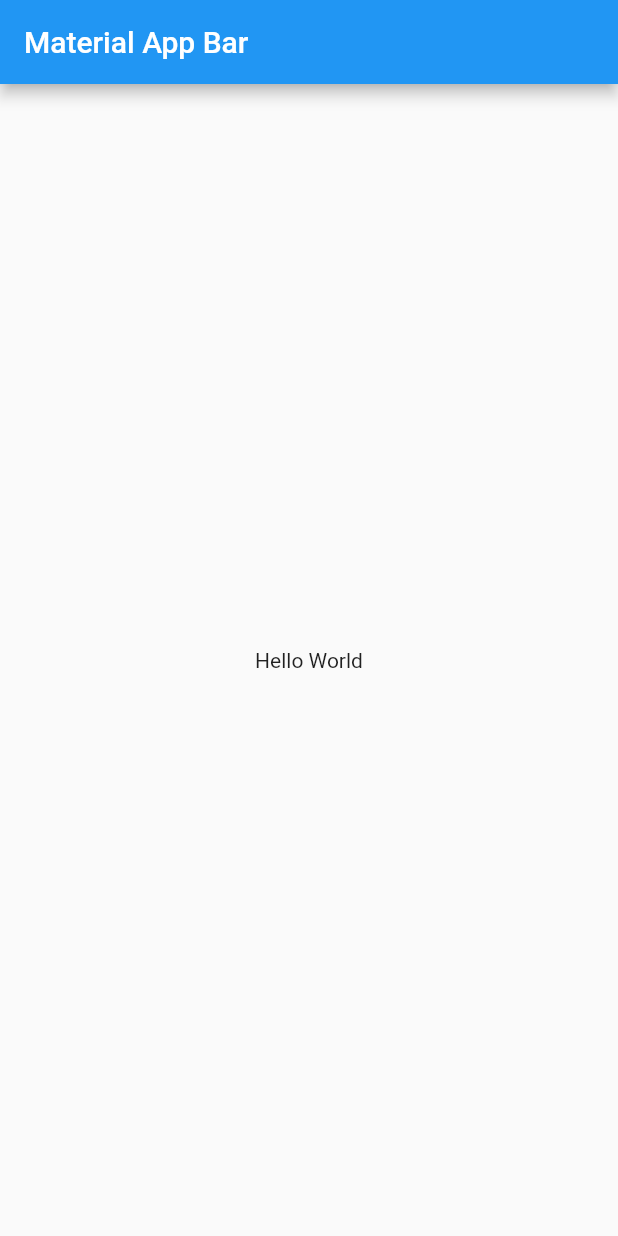
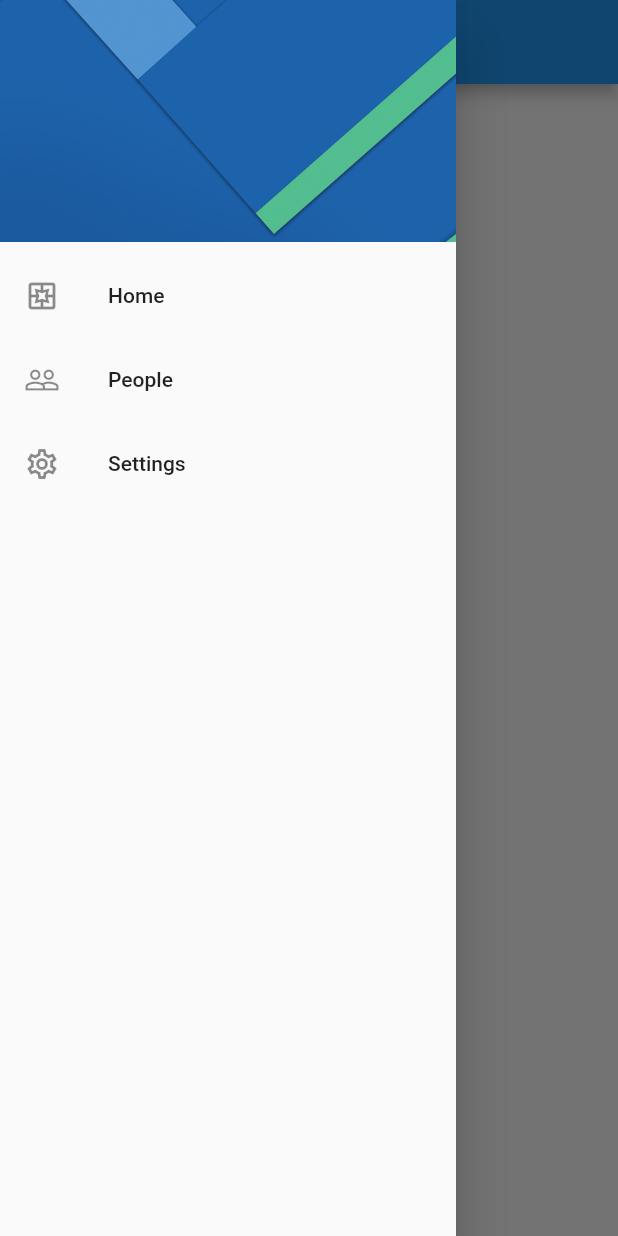
Before and after one commit to DonKames/flutter_local_storage_preferences_app, a Flutter app: the screen it shows after launch, with the side drawer open (before the commit the screen has no drawer), on a phone screen of 412 x 824 dp. Run offline on Flutter 3.47's test engine with Material 2 defaults, Android fonts, the phone set to English and light mode, and no system bars.

Commit message:
Curso Flutter 197

```diff
--- a/lib/main.dart
+++ b/lib/main.dart
@@ -1,4 +1,5 @@
 import 'package:flutter/material.dart';
+import 'package:flutter_local_storage_preferences_app/screens/screens.dart';
 
 void main() => runApp(const MyApp());
 
@@ -8,15 +9,13 @@
   @override
   Widget build(BuildContext context) {
     return MaterialApp(
+      debugShowCheckedModeBanner: false,
       title: 'Material App',
-      home: Scaffold(
-        appBar: AppBar(
-          title: const Text('Material App Bar'),
-        ),
-        body: const Center(
-          child: Text('Hello World'),
-        ),
-      ),
+      initialRoute: HomeScreen.routeName,
+      routes: {
+        HomeScreen.routeName: (context) => const HomeScreen(),
+        SettingsScreen.routeName: (context) => const SettingsScreen(),
+      },
     );
   }
 }
--- /dev/null
+++ b/lib/screens/home_screen.dart
@@ -0,0 +1,21 @@
+import 'package:flutter/material.dart';
+import 'package:flutter_local_storage_preferences_app/widgets/widgets.dart';
+
+class HomeScreen extends StatelessWidget {
+  static const String routeName = 'Home';
+
+  const HomeScreen({Key? key}) : super(key: key);
+
+  @override
+  Widget build(BuildContext context) {
+    return Scaffold(
+      appBar: AppBar(
+        title: const Text('Home'),
+      ),
+      drawer: const SideMenu(),
+      body: const Center(
+        child: Text('HomeScreen'),
+      ),
+    );
+  }
+}
--- /dev/null
+++ b/lib/screens/screens.dart
@@ -0,0 +1,2 @@
+export 'package:flutter_local_storage_preferences_app/screens/home_screen.dart';
+export 'package:flutter_local_storage_preferences_app/screens/settings_screen.dart';
--- /dev/null
+++ b/lib/screens/settings_screen.dart
@@ -0,0 +1,21 @@
+import 'package:flutter/material.dart';
+import 'package:flutter_local_storage_preferences_app/widgets/widgets.dart';
+
+class SettingsScreen extends StatelessWidget {
+  static const String routeName = 'Settings';
+
+  const SettingsScreen({Key? key}) : super(key: key);
+
+  @override
+  Widget build(BuildContext context) {
+    return Scaffold(
+      appBar: AppBar(
+        title: const Text('Settings'),
+      ),
+      drawer: const SideMenu(),
+      body: const Center(
+        child: Text('SettingsScreen'),
+      ),
+    );
+  }
+}
--- /dev/null
+++ b/lib/widgets/side_menu.dart
@@ -0,0 +1,56 @@
+import 'package:flutter/material.dart';
+import 'package:flutter/widgets.dart';
+import 'package:flutter_local_storage_preferences_app/screens/screens.dart';
+
+class SideMenu extends StatelessWidget {
+  const SideMenu({Key? key}) : super(key: key);
+
+  @override
+  Widget build(BuildContext context) {
+    return Drawer(
+      child: ListView(
+        padding: EdgeInsets.zero,
+        children: [
+          const _DrawerHeader(),
+          ListTile(
+            leading: const Icon(Icons.pages_outlined),
+            title: const Text('Home'),
+            onTap: () {
+              Navigator.pushReplacementNamed(context, HomeScreen.routeName);
+            },
+          ),
+          ListTile(
+            leading: const Icon(Icons.people_outline),
+            title: const Text('People'),
+            onTap: () {},
+          ),
+          ListTile(
+            leading: const Icon(Icons.settings_outlined),
+            title: const Text('Settings'),
+            onTap: () {
+              Navigator.pop(context);
+              Navigator.pushReplacementNamed(context, SettingsScreen.routeName);
+            },
+          ),
+        ],
+      ),
+    );
+  }
+}
+
+class _DrawerHeader extends StatelessWidget {
+  const _DrawerHeader({
+    Key? key,
+  }) : super(key: key);
+
+  @override
+  Widget build(BuildContext context) {
+    return DrawerHeader(
+      decoration: const BoxDecoration(
+        image: DecorationImage(
+            image: AssetImage('assets/menu-img.jpg'), fit: BoxFit.cover),
+      ),
+      child: Container(),
+    );
+  }
+}
--- /dev/null
+++ b/lib/widgets/widgets.dart
@@ -0,0 +1 @@
+export 'package:flutter_local_storage_preferences_app/widgets/side_menu.dart';
--- a/pubspec.yaml
+++ b/pubspec.yaml
@@ -62,6 +62,9 @@
   #   - images/a_dot_burr.jpeg
   #   - images/a_dot_ham.jpeg
 
+  assets:
+    - assets/
+
   # An image asset can refer to one or more resolution-specific "variants", see
   # https://flutter.dev/assets-and-images/#resolution-aware
 
```
Also changed, not shown: assets/menu-img.jpg (added).
